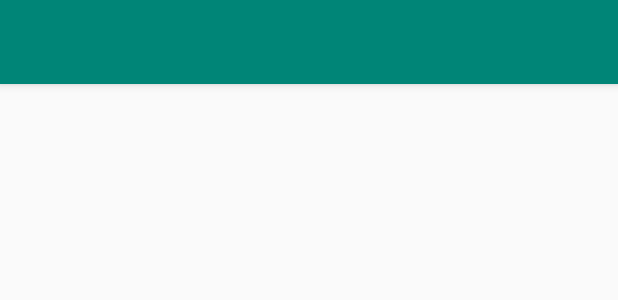
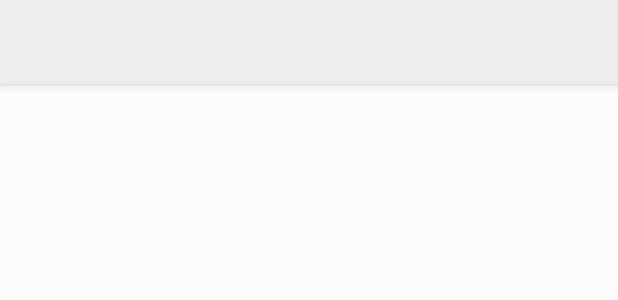
Before and after one commit to DmeetyXC/Lingolearn, an Android app: the layout activity_text_container.xml on its own in the app's theme, with its tools: preview values and no code run, on a phone screen of 412 x 824 dp. Shown: the top 300 px of the screen. Run offline under Robolectric (Android 15) with nearby library versions, the phone set to English and light mode, and no system bars.

Commit message:
Fix display themes

```diff
--- a/app/src/main/java/com/dmitriybakunovich/languagelearning/data/db/DatabaseDao.kt
+++ b/app/src/main/java/com/dmitriybakunovich/languagelearning/data/db/DatabaseDao.kt
@@ -13,6 +13,9 @@ interface DatabaseDao {
 
     @Query("SELECT * FROM book_data")
     fun getAllBookData(): LiveData<List<BookData>>
+
+    @Query("SELECT * FROM book_data WHERE isFavourite")
+    fun getFavoriteBook(): LiveData<List<BookData>>
 
     @Query("SELECT * FROM book_data")
     fun getAllBookDataList(): List<BookData>
--- a/app/src/main/java/com/dmitriybakunovich/languagelearning/ui/book/BookViewModel.kt
+++ b/app/src/main/java/com/dmitriybakunovich/languagelearning/ui/book/BookViewModel.kt
@@ -93,7 +93,7 @@ class BookViewModel(private val repository: TextDataRepository) :
         return parseText(splitText)
     }
 
-    private suspend fun saveTextBook(
+    private fun saveTextBook(
         parseTextMain: List<String>,
         parseTextChild: List<String>,
         bookData: BookData
--- a/app/src/main/res/layout-land/activity_text_container.xml
+++ b/app/src/main/res/layout-land/activity_text_container.xml
@@ -12,7 +12,7 @@
             android:id="@+id/toolbarTextContainer"
             android:layout_width="match_parent"
             android:layout_height="wrap_content"
-            android:background="?attr/colorPrimary"
+            android:background="@color/colorGrayLight"
             android:elevation="4dp"
             android:minHeight="?attr/actionBarSize"
             android:theme="@style/ThemeOverlay.AppCompat.ActionBar"
--- a/app/src/main/res/layout/activity_text_container.xml
+++ b/app/src/main/res/layout/activity_text_container.xml
@@ -11,7 +11,7 @@
             android:id="@+id/toolbarTextContainer"
             android:layout_width="match_parent"
             android:layout_height="wrap_content"
-            android:background="?attr/colorPrimary"
+            android:background="@color/colorGrayLight"
             android:elevation="4dp"
             android:minHeight="?attr/actionBarSize"
             android:theme="@style/ThemeOverlay.AppCompat.ActionBar"
--- a/app/src/main/res/menu/bottom_nav_menu.xml
+++ b/app/src/main/res/menu/bottom_nav_menu.xml
@@ -2,16 +2,19 @@
 <menu xmlns:android="http://schemas.android.com/apk/res/android">
     <item
             android:id="@+id/bookFragment"
+            android:enabled="true"
             android:icon="@drawable/ic_home_black_24dp"
             android:title="@string/title_library" />
 
     <item
             android:id="@+id/textContainerActivity"
+            android:enabled="true"
             android:icon="@drawable/ic_dashboard_black_24dp"
             android:title="@string/title_favorite" />
 
     <item
             android:id="@+id/dictionaryFragment"
+            android:enabled="true"
             android:icon="@drawable/ic_notifications_black_24dp"
             android:title="@string/title_dictionary" />
 </menu>
--- /dev/null
+++ b/app/src/main/res/values-night/styles.xml
@@ -0,0 +1,12 @@
+<resources>
+
+    <!-- Base application theme. -->
+    <style name="AppTheme" parent="Theme.AppCompat.Light.NoActionBar">
+        <!-- Customize your theme here. -->
+        <item name="colorPrimary">@color/colorPrimaryDark</item>
+        <item name="colorPrimaryDark">@color/colorPrimary</item>
+        <item name="colorAccent">@color/colorAccentNight</item>
+
+    </style>
+
+</resources>
--- a/app/src/main/res/values/colors.xml
+++ b/app/src/main/res/values/colors.xml
@@ -1,6 +1,12 @@
 <?xml version="1.0" encoding="utf-8"?>
 <resources>
-    <color name="colorPrimary">#008577</color>
-    <color name="colorPrimaryDark">#00574B</color>
-    <color name="colorAccent">#D81B60</color>
+    <color name="colorPrimary">#2A1956</color>
+    <color name="colorPrimaryDark">#1C0E42</color>
+    <color name="colorPrimaryLight">#473770</color>
+    <color name="colorAccent">#FC4C4C</color>
+    <color name="colorAccentNight">#2196F3</color>
+
+    <color name="colorGray">#9CA9BA</color>
+    <color name="colorGrayDark">#675F7F</color>
+    <color name="colorGrayLight">#ECECEC</color>
 </resources>
--- a/app/src/main/res/values/styles.xml
+++ b/app/src/main/res/values/styles.xml
@@ -1,7 +1,7 @@
 <resources>
 
     <!-- Base application theme. -->
-    <style name="AppTheme" parent="Theme.AppCompat.Light.DarkActionBar">
+    <style name="AppTheme" parent="Theme.AppCompat.Light.NoActionBar">
         <!-- Customize your theme here. -->
         <item name="colorPrimary">@color/colorPrimary</item>
         <item name="colorPrimaryDark">@color/colorPrimaryDark</item>
```
Also changed, not shown: app/src/main/AndroidManifest.xml (+2 -5 lines), app/src/main/java/com/dmitriybakunovich/languagelearning/ui/MainActivity.kt (+3 -9 lines), app/src/main/res/layout/activity_main.xml (+2 -6 lines).
